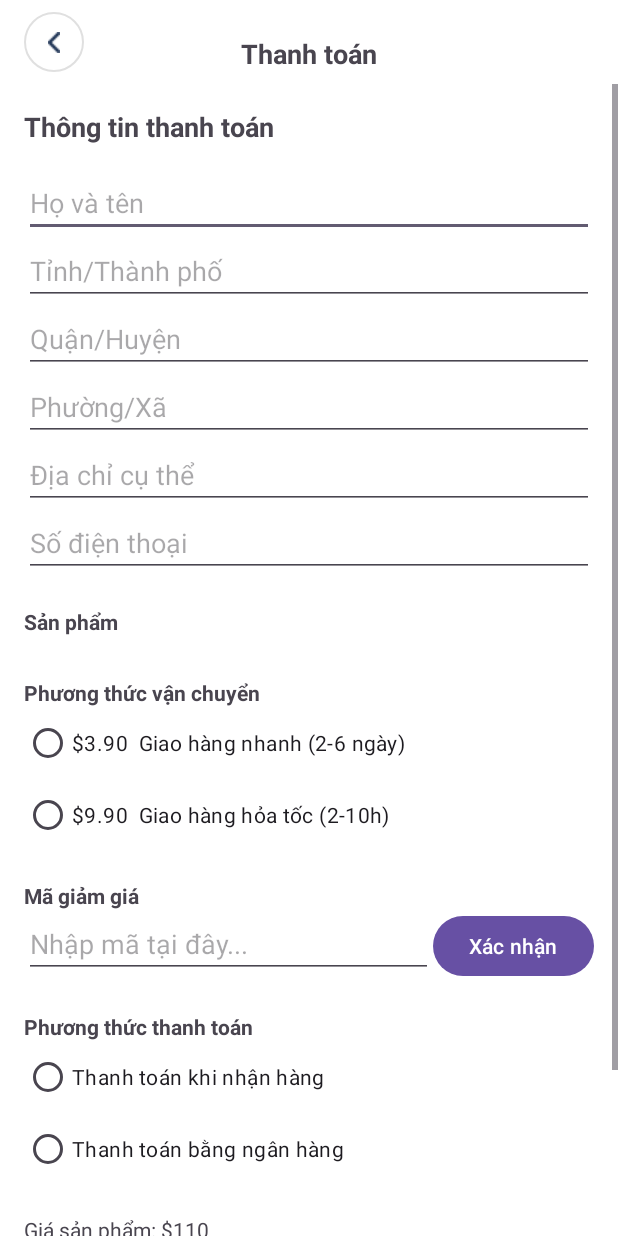
After one commit to tuanhungg13/clothing_store_app, an Android app: the CheckoutActivity screen opened directly, with no data from a screen before it, on a phone screen of 412 x 824 dp. The commit adds this screen. Run offline under Robolectric (Android 15) with nearby library versions, the phone set to English and light mode, and no system bars; pictures from the network do not load.

Commit message:
feat: checkout

```diff
--- a/app/build.gradle.kts
+++ b/app/build.gradle.kts
@@ -2,6 +2,7 @@ plugins {
     alias(libs.plugins.android.application)
     id("com.google.gms.google-services")
     alias(libs.plugins.kotlin.android)
+    id ("kotlin-parcelize")
 }
 
 android {
--- /dev/null
+++ b/app/src/main/java/com/project/clothingstore/view/activity/CheckoutActivity.kt
@@ -0,0 +1,37 @@
+package com.project.clothingstore.view.activity
+
+import CartItem
+import android.os.Bundle
+import androidx.activity.enableEdgeToEdge
+import androidx.appcompat.app.AppCompatActivity
+import androidx.core.view.ViewCompat
+import androidx.core.view.WindowInsetsCompat
+import androidx.lifecycle.ViewModelProvider
+import androidx.recyclerview.widget.LinearLayoutManager
+import androidx.recyclerview.widget.RecyclerView
+import com.project.clothingstore.R
+import com.project.clothingstore.adapter.CheckoutAdapter
+import com.project.clothingstore.viewmodel.CheckoutViewModel
+
+class CheckoutActivity : AppCompatActivity() {
+    private lateinit var viewModel: CheckoutViewModel
+
+    override fun onCreate(savedInstanceState: Bundle?) {
+        super.onCreate(savedInstanceState)
+        setContentView(R.layout.activity_checkout)
+
+        viewModel = ViewModelProvider(this)[CheckoutViewModel::class.java]
+
+        val selectedItems = intent.getParcelableArrayListExtra<CartItem>("selected_items")
+        selectedItems?.let {
+            viewModel.orderItems = it
+            viewModel.calculateTotalPrice()
+        }
+
+        // Khởi tạo RecyclerView
+        val recyclerView = findViewById<RecyclerView>(R.id.rvOrderItems)
+        recyclerView.layoutManager = LinearLayoutManager(this) // thêm dòng này
+        recyclerView.adapter = CheckoutAdapter(this, viewModel.orderItems)
+
+    }
+}
--- /dev/null
+++ b/app/src/main/java/com/project/clothingstore/viewmodel/CheckoutViewModel.kt
@@ -0,0 +1,60 @@
+package com.project.clothingstore.viewmodel
+
+import CartItem
+import androidx.lifecycle.LiveData
+import androidx.lifecycle.MutableLiveData
+import androidx.lifecycle.ViewModel
+import com.project.clothingstore.modal.Order
+import com.project.clothingstore.service.CheckoutService
+import java.util.UUID
+
+// ui/checkout/CheckoutViewModel.kt
+class CheckoutViewModel : ViewModel() {
+
+    val customerName = MutableLiveData("")
+    val phoneCustomer = MutableLiveData("")
+    val province = MutableLiveData("")
+    val district = MutableLiveData("")
+    val ward = MutableLiveData("")
+    val address = MutableLiveData("")
+    val couponId = MutableLiveData("")
+    val shippingMethod = MutableLiveData("standard") // hoặc "express"
+    val shippingPrice = MutableLiveData(0.0)
+    val paymentMethod = MutableLiveData("cod") // Chưa dùng nhưng có thể mở rộng
+    val totalPrice = MutableLiveData(0.0)
+
+    private val _orderStatus = MutableLiveData<Boolean>()
+    val orderStatus: LiveData<Boolean> get() = _orderStatus
+
+    var orderItems: List<CartItem> = emptyList()
+
+    fun calculateTotalPrice() {
+        val itemsPrice = orderItems.sumOf { it.price * it.quantity }
+        val discountAmount = 0.0 // Có thể tính theo coupon
+        val shipPrice = shippingPrice.value ?: 0.0
+        totalPrice.value = itemsPrice - discountAmount + shipPrice
+    }
+
+    fun submitOrder(uid: String) {
+        val order = Order(
+            orderId = UUID.randomUUID().toString(),
+            uid = uid,
+            customerName = customerName.value ?: "",
+            phoneCustomer = phoneCustomer.value ?: "",
+            orderItems = orderItems,
+            shippingPrice = shippingPrice.value ?: 0.0,
+            discount = 0.0,
+            couponId = couponId.value?.takeIf { it.isNotBlank() },
+            address = address.value ?: "",
+            totalPrice = totalPrice.value ?: 0.0,
+            province = province.value ?: "",
+            district = district.value ?: "",
+            ward = ward.value ?: ""
+        )
+
+        CheckoutService.submitOrder(order,
+            onSuccess = { _orderStatus.postValue(true) },
+            onError = { _orderStatus.postValue(false) }
+        )
+    }
+}
--- /dev/null
+++ b/app/src/main/res/layout/activity_checkout.xml
@@ -0,0 +1,229 @@
+<?xml version="1.0" encoding="utf-8"?>
+<LinearLayout
+    xmlns:android="http://schemas.android.com/apk/res/android"
+    android:orientation="vertical"
+    android:layout_width="match_parent"
+    android:layout_height="match_parent"
+    android:fitsSystemWindows="true">
+
+    <!-- HEADER (KHÔNG CUỘN) -->
+    <RelativeLayout
+        android:layout_width="match_parent"
+        android:layout_height="56dp"
+        android:background="@android:color/white"
+        android:gravity="center_vertical"
+        android:paddingHorizontal="16dp">
+
+        <ImageButton
+            android:id="@+id/btnBack"
+            android:layout_width="40dp"
+            android:layout_height="40dp"
+            android:background="@drawable/background_back_circle"
+            android:src="@drawable/ic_back"
+            android:layout_alignParentStart="true"
+            android:contentDescription="Quay lại"
+            android:padding="8dp"
+            />
+
+        <TextView
+            android:layout_width="wrap_content"
+            android:layout_height="wrap_content"
+            android:text="Thanh toán"
+            android:textStyle="bold"
+            android:textSize="18sp"
+            android:layout_centerInParent="true" />
+    </RelativeLayout>
+
+    <!-- SCROLLVIEW NỘI DUNG CUỘN -->
+    <ScrollView
+        android:id="@+id/scrollView"
+        android:layout_width="match_parent"
+        android:layout_height="0dp"
+        android:background="@color/white"
+        android:layout_weight="1">
+
+    <LinearLayout
+        android:orientation="vertical"
+        android:padding="16dp"
+        android:layout_width="match_parent"
+        android:layout_height="wrap_content">
+
+        <!-- Header -->
+        <TextView
+            android:layout_width="wrap_content"
+            android:layout_height="wrap_content"
+            android:text="Thông tin thanh toán"
+            android:textStyle="bold"
+            android:textSize="18sp"
+            android:layout_marginBottom="16dp" />
+
+        <!-- Thông tin người nhận -->
+        <EditText
+            android:id="@+id/edtCustomerName"
+            android:layout_width="match_parent"
+            android:layout_height="wrap_content"
+            android:hint="Họ và tên"
+            android:inputType="textPersonName" />
+
+        <EditText
+            android:id="@+id/edtProvince"
+            android:layout_width="match_parent"
+            android:layout_height="wrap_content"
+            android:hint="Tỉnh/Thành phố" />
+
+        <EditText
+            android:id="@+id/edtDistrict"
+            android:layout_width="match_parent"
+            android:layout_height="wrap_content"
+            android:hint="Quận/Huyện" />
+
+        <EditText
+            android:id="@+id/edtWard"
+            android:layout_width="match_parent"
+            android:layout_height="wrap_content"
+            android:hint="Phường/Xã" />
+
+        <EditText
+            android:id="@+id/edtAddress"
+            android:layout_width="match_parent"
+            android:layout_height="wrap_content"
+            android:hint="Địa chỉ cụ thể" />
+
+        <EditText
+            android:id="@+id/edtPhone"
+            android:layout_width="match_parent"
+            android:layout_height="wrap_content"
+            android:hint="Số điện thoại"
+            android:inputType="phone" />
+
+        <!-- Sản phẩm -->
+        <TextView
+            android:text="Sản phẩm"
+            android:textStyle="bold"
+            android:layout_marginTop="20dp"
+            android:layout_width="wrap_content"
+            android:layout_height="wrap_content" />
+
+        <androidx.recyclerview.widget.RecyclerView
+            android:id="@+id/rvOrderItems"
+            android:layout_width="match_parent"
+            android:layout_height="wrap_content"
+            android:layout_marginTop="8dp"
+            android:nestedScrollingEnabled="false"
+            android:overScrollMode="never" />
+
+        <!-- Vận chuyển -->
+        <TextView
+            android:text="Phương thức vận chuyển"
+            android:textStyle="bold"
+            android:layout_marginTop="20dp"
+            android:layout_width="wrap_content"
+            android:layout_height="wrap_content" />
+
+        <RadioGroup
+            android:id="@+id/rgShipping"
+            android:orientation="vertical"
+            android:layout_width="match_parent"
+            android:layout_height="wrap_content">
+
+            <RadioButton
+                android:id="@+id/rbStandardShipping"
+                android:text="$3.90  Giao hàng nhanh (2-6 ngày)"
+                android:layout_width="match_parent"
+                android:layout_height="wrap_content" />
+
+            <RadioButton
+                android:id="@+id/rbExpressShipping"
+                android:text="$9.90  Giao hàng hỏa tốc (2-10h)"
+                android:layout_width="match_parent"
+                android:layout_height="wrap_content" />
+        </RadioGroup>
+
+        <!-- Mã giảm giá -->
+        <TextView
+            android:text="Mã giảm giá"
+            android:textStyle="bold"
+            android:layout_marginTop="20dp"
+            android:layout_width="wrap_content"
+            android:layout_height="wrap_content" />
+
+        <LinearLayout
+            android:orientation="horizontal"
+            android:layout_width="match_parent"
+            android:layout_height="wrap_content">
+
+            <EditText
+                android:id="@+id/edtCoupon"
+                android:layout_weight="1"
+                android:layout_width="0dp"
+                android:layout_height="wrap_content"
+                android:hint="Nhập mã tại đây..." />
+
+            <Button
+                android:id="@+id/btnApplyCoupon"
+                android:text="Xác nhận"
+                android:layout_width="wrap_content"
+                android:layout_height="wrap_content" />
+        </LinearLayout>
+
+        <!-- Phương thức thanh toán -->
+        <TextView
+            android:text="Phương thức thanh toán"
+            android:textStyle="bold"
+            android:layout_marginTop="20dp"
+            android:layout_width="wrap_content"
+            android:layout_height="wrap_content" />
+
+        <RadioGroup
+            android:id="@+id/rgPayment"
+            android:orientation="vertical"
+            android:layout_width="match_parent"
+            android:layout_height="wrap_content">
+
+            <RadioButton
+                android:id="@+id/rbCOD"
+                android:text="Thanh toán khi nhận hàng"
+                android:layout_width="match_parent"
+                android:layout_height="wrap_content" />
+
+            <RadioButton
+                android:id="@+id/rbBankTransfer"
+                android:text="Thanh toán bằng ngân hàng"
+                android:layout_width="match_parent"
+                android:layout_height="wrap_content" />
+        </RadioGroup>
+
+        <!-- Tổng kết đơn hàng -->
+        <LinearLayout
+            android:layout_marginTop="20dp"
+            android:orientation="vertical"
+            android:layout_width="match_parent"
+            android:layout_height="wrap_content">
+
+            <TextView
+                android:text="Giá sản phẩm: $110"
+                android:layout_width="match_parent"
+                android:layout_height="wrap_content" />
+
+            <TextView
+                android:text="Phí vận chuyển: FreeShip"
+                android:layout_width="match_parent"
+                android:layout_height="wrap_content" />
+
+            <TextView
+                android:text="Tổng tiền: $110"
+                android:textStyle="bold"
+                android:textSize="18sp"
+                android:layout_width="match_parent"
+                android:layout_height="wrap_content" />
+        </LinearLayout>
+
+        <Button
+            android:id="@+id/btnCheckout"
+            android:layout_marginTop="16dp"
+            android:layout_width="match_parent"
+            android:layout_height="wrap_content"
+            android:text="Thanh toán" />
+    </LinearLayout>
+</ScrollView>
+</LinearLayout>
--- a/app/src/main/res/values/themes.xml
+++ b/app/src/main/res/values/themes.xml
@@ -2,7 +2,8 @@
     <!-- Base application theme. -->
     <style name="Base.Theme.ClothingStore" parent="Theme.Material3.DayNight.NoActionBar">
         <!-- Customize your light theme here. -->
-        <!-- <item name="colorPrimary">@color/my_light_primary</item> -->
+<!--         <item name="colorPrimary">@color/my_light_primary</item> -->
+        <item name="background">@color/white</item>
     </style>
 
     <style name="Theme.ClothingStore" parent="Base.Theme.ClothingStore" />
```
Also changed, not shown: app/src/main/AndroidManifest.xml (+14 -9 lines), app/src/main/java/com/project/clothingstore/adapter/CartAdapter.kt (+16 -4 lines), app/src/main/java/com/project/clothingstore/adapter/CheckoutAdapter.kt (added, +47 -0 lines), app/src/main/java/com/project/clothingstore/modal/Cart.kt (+11 -4 lines), app/src/main/java/com/project/clothingstore/modal/Order.kt (+17 -18 lines), app/src/main/java/com/project/clothingstore/service/CartService.kt (+28 -10 lines), app/src/main/java/com/project/clothingstore/service/CheckoutService.kt (added, +64 -0 lines), app/src/main/java/com/project/clothingstore/view/activity/CartActivity.kt (+5 -4 lines), app/src/main/res/layout/item_order_product.xml (added, +50 -0 lines), app/src/main/res/drawable/resource_default.png (added).
